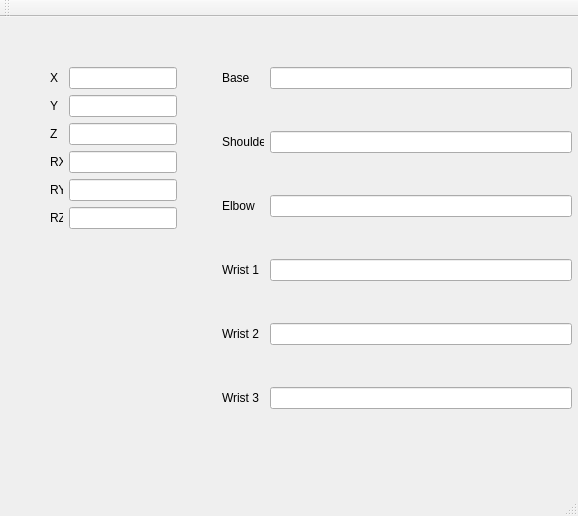
piokac/summerschoolUR3, file UR3CPP/mainwindow.ui: the form before one commit.
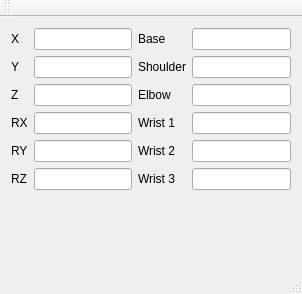
The form after the commit.

Diff of the .ui file:
```diff
--- a/UR3CPP/mainwindow.ui
+++ b/UR3CPP/mainwindow.ui
@@ -6,290 +6,162 @@
    <rect>
     <x>0</x>
     <y>0</y>
-    <width>578</width>
-    <height>516</height>
+    <width>302</width>
+    <height>294</height>
    </rect>
   </property>
   <property name="windowTitle">
    <string>MainWindow</string>
   </property>
   <widget class="QWidget" name="centralWidget">
-   <widget class="QLabel" name="label_6">
-    <property name="geometry">
-     <rect>
-      <x>222</x>
-      <y>370</y>
-      <width>42</width>
-      <height>22</height>
-     </rect>
-    </property>
-    <property name="text">
-     <string>Wrist 3</string>
-    </property>
-   </widget>
-   <widget class="QLabel" name="label_11">
-    <property name="geometry">
-     <rect>
-      <x>50</x>
-      <y>190</y>
-      <width>13</width>
-      <height>22</height>
-     </rect>
-    </property>
-    <property name="text">
-     <string>RZ</string>
-    </property>
-   </widget>
-   <widget class="QLineEdit" name="lineEditX">
-    <property name="geometry">
-     <rect>
-      <x>69</x>
-      <y>50</y>
-      <width>108</width>
-      <height>22</height>
-     </rect>
-    </property>
-   </widget>
-   <widget class="QLineEdit" name="lineEditElbow">
-    <property name="geometry">
-     <rect>
-      <x>270</x>
-      <y>178</y>
-      <width>302</width>
-      <height>22</height>
-     </rect>
-    </property>
-   </widget>
-   <widget class="QLineEdit" name="lineEditWrist2">
-    <property name="geometry">
-     <rect>
-      <x>270</x>
-      <y>306</y>
-      <width>302</width>
-      <height>22</height>
-     </rect>
-    </property>
-   </widget>
-   <widget class="QLabel" name="label_9">
-    <property name="geometry">
-     <rect>
-      <x>50</x>
-      <y>106</y>
-      <width>13</width>
-      <height>22</height>
-     </rect>
-    </property>
-    <property name="text">
-     <string>Z</string>
-    </property>
-   </widget>
-   <widget class="QLineEdit" name="lineEditBase">
-    <property name="geometry">
-     <rect>
-      <x>270</x>
-      <y>50</y>
-      <width>302</width>
-      <height>22</height>
-     </rect>
-    </property>
-   </widget>
-   <widget class="QLabel" name="label_4">
-    <property name="geometry">
-     <rect>
-      <x>222</x>
-      <y>242</y>
-      <width>42</width>
-      <height>22</height>
-     </rect>
-    </property>
-    <property name="text">
-     <string>Wrist 1</string>
-    </property>
-   </widget>
-   <widget class="QLabel" name="label">
-    <property name="geometry">
-     <rect>
-      <x>222</x>
-      <y>50</y>
-      <width>42</width>
-      <height>22</height>
-     </rect>
-    </property>
-    <property name="text">
-     <string>Base</string>
-    </property>
-   </widget>
-   <widget class="QLineEdit" name="lineEditY">
-    <property name="geometry">
-     <rect>
-      <x>69</x>
-      <y>78</y>
-      <width>108</width>
-      <height>22</height>
-     </rect>
-    </property>
-   </widget>
-   <widget class="QLabel" name="label_8">
-    <property name="geometry">
-     <rect>
-      <x>50</x>
-      <y>78</y>
-      <width>13</width>
-      <height>22</height>
-     </rect>
-    </property>
-    <property name="text">
-     <string>Y</string>
-    </property>
-   </widget>
-   <widget class="QLineEdit" name="lineEditWrist3">
-    <property name="geometry">
-     <rect>
-      <x>270</x>
-      <y>370</y>
-      <width>302</width>
-      <height>22</height>
-     </rect>
-    </property>
-   </widget>
-   <widget class="QLineEdit" name="lineEditRX">
-    <property name="geometry">
-     <rect>
-      <x>69</x>
-      <y>134</y>
-      <width>108</width>
-      <height>22</height>
-     </rect>
-    </property>
-   </widget>
-   <widget class="QLineEdit" name="lineEditZ">
-    <property name="geometry">
-     <rect>
-      <x>69</x>
-      <y>106</y>
-      <width>108</width>
-      <height>22</height>
-     </rect>
-    </property>
-   </widget>
-   <widget class="QLabel" name="label_2">
-    <property name="geometry">
-     <rect>
-      <x>222</x>
-      <y>114</y>
-      <width>42</width>
-      <height>22</height>
-     </rect>
-    </property>
-    <property name="text">
-     <string>Shoulder</string>
-    </property>
-   </widget>
-   <widget class="QLineEdit" name="lineEditRZ">
-    <property name="geometry">
-     <rect>
-      <x>69</x>
-      <y>190</y>
-      <width>108</width>
-      <height>22</height>
-     </rect>
-    </property>
-   </widget>
-   <widget class="QLineEdit" name="lineEditWrist1">
-    <property name="geometry">
-     <rect>
-      <x>270</x>
-      <y>242</y>
-      <width>302</width>
-      <height>22</height>
-     </rect>
-    </property>
-   </widget>
-   <widget class="QLabel" name="label_10">
-    <property name="geometry">
-     <rect>
-      <x>50</x>
-      <y>134</y>
-      <width>13</width>
-      <height>22</height>
-     </rect>
-    </property>
-    <property name="text">
-     <string>RX</string>
-    </property>
-   </widget>
-   <widget class="QLabel" name="label_5">
-    <property name="geometry">
-     <rect>
-      <x>222</x>
-      <y>306</y>
-      <width>42</width>
-      <height>22</height>
-     </rect>
-    </property>
-    <property name="text">
-     <string>Wrist 2</string>
-    </property>
-   </widget>
-   <widget class="QLineEdit" name="lineEditShoulder">
-    <property name="geometry">
-     <rect>
-      <x>270</x>
-      <y>114</y>
-      <width>302</width>
-      <height>22</height>
-     </rect>
-    </property>
-   </widget>
-   <widget class="QLineEdit" name="lineEditRY">
-    <property name="geometry">
-     <rect>
-      <x>69</x>
-      <y>162</y>
-      <width>108</width>
-      <height>22</height>
-     </rect>
-    </property>
-   </widget>
-   <widget class="QLabel" name="label_12">
-    <property name="geometry">
-     <rect>
-      <x>50</x>
-      <y>162</y>
-      <width>13</width>
-      <height>22</height>
-     </rect>
-    </property>
-    <property name="text">
-     <string>RY</string>
-    </property>
-   </widget>
-   <widget class="QLabel" name="label_3">
-    <property name="geometry">
-     <rect>
-      <x>222</x>
-      <y>178</y>
-      <width>42</width>
-      <height>22</height>
-     </rect>
-    </property>
-    <property name="text">
-     <string>Elbow</string>
-    </property>
-   </widget>
-   <widget class="QLabel" name="label_7">
-    <property name="geometry">
-     <rect>
-      <x>50</x>
-      <y>50</y>
-      <width>13</width>
-      <height>22</height>
-     </rect>
-    </property>
-    <property name="text">
-     <string>X</string>
-    </property>
-   </widget>
+   <layout class="QGridLayout" name="gridLayout">
+    <item row="0" column="0">
+     <widget class="QLabel" name="label_7">
+      <property name="text">
+       <string>X</string>
+      </property>
+     </widget>
+    </item>
+    <item row="0" column="1">
+     <widget class="QLineEdit" name="lineEditX"/>
+    </item>
+    <item row="0" column="2">
+     <widget class="QLabel" name="label">
+      <property name="text">
+       <string>Base</string>
+      </property>
+     </widget>
+    </item>
+    <item row="0" column="3">
+     <widget class="QLineEdit" name="lineEditBase"/>
+    </item>
+    <item row="1" column="0">
+     <widget class="QLabel" name="label_8">
+      <property name="text">
+       <string>Y</string>
+      </property>
+     </widget>
+    </item>
+    <item row="1" column="1">
+     <widget class="QLineEdit" name="lineEditY"/>
+    </item>
+    <item row="2" column="0">
+     <widget class="QLabel" name="label_9">
+      <property name="text">
+       <string>Z</string>
+      </property>
+     </widget>
+    </item>
+    <item row="2" column="1">
+     <widget class="QLineEdit" name="lineEditZ"/>
+    </item>
+    <item row="3" column="0">
+     <widget class="QLabel" name="label_10">
+      <property name="text">
+       <string>RX</string>
+      </property>
+     </widget>
+    </item>
+    <item row="3" column="1">
+     <widget class="QLineEdit" name="lineEditRX"/>
+    </item>
+    <item row="4" column="0">
+     <widget class="QLabel" name="label_12">
+      <property name="text">
+       <string>RY</string>
+      </property>
+     </widget>
+    </item>
+    <item row="4" column="1">
+     <widget class="QLineEdit" name="lineEditRY"/>
+    </item>
+    <item row="5" column="0">
+     <widget class="QLabel" name="label_11">
+      <property name="text">
+       <string>RZ</string>
+      </property>
+     </widget>
+    </item>
+    <item row="5" column="1">
+     <widget class="QLineEdit" name="lineEditRZ"/>
+    </item>
+    <item row="1" column="2">
+     <widget class="QLabel" name="label_2">
+      <property name="text">
+       <string>Shoulder</string>
+      </property>
+     </widget>
+    </item>
+    <item row="1" column="3">
+     <widget class="QLineEdit" name="lineEditShoulder"/>
+    </item>
+    <item row="2" column="2">
+     <widget class="QLabel" name="label_3">
+      <property name="text">
+       <string>Elbow</string>
+      </property>
+     </widget>
+    </item>
+    <item row="2" column="3">
+     <widget class="QLineEdit" name="lineEditElbow"/>
+    </item>
+    <item row="3" column="2">
+     <widget class="QLabel" name="label_4">
+      <property name="text">
+       <string>Wrist 1</string>
+      </property>
+     </widget>
+    </item>
+    <item row="3" column="3">
+     <widget class="QLineEdit" name="lineEditWrist1"/>
+    </item>
+    <item row="4" column="2">
+     <widget class="QLabel" name="label_5">
+      <property name="text">
+       <string>Wrist 2</string>
+      </property>
+     </widget>
+    </item>
+    <item row="4" column="3">
+     <widget class="QLineEdit" name="lineEditWrist2"/>
+    </item>
+    <item row="5" column="2">
+     <widget class="QLabel" name="label_6">
+      <property name="text">
+       <string>Wrist 3</string>
+      </property>
+     </widget>
+    </item>
+    <item row="5" column="3">
+     <widget class="QLineEdit" name="lineEditWrist3"/>
+    </item>
+    <item row="6" column="1">
+     <spacer name="verticalSpacer">
+      <property name="orientation">
+       <enum>Qt::Vertical</enum>
+      </property>
+      <property name="sizeHint" stdset="0">
+       <size>
+        <width>20</width>
+        <height>40</height>
+       </size>
+      </property>
+     </spacer>
+    </item>
+    <item row="6" column="3">
+     <spacer name="verticalSpacer_2">
+      <property name="orientation">
+       <enum>Qt::Vertical</enum>
+      </property>
+      <property name="sizeHint" stdset="0">
+       <size>
+        <width>20</width>
+        <height>40</height>
+       </size>
+      </property>
+     </spacer>
+    </item>
+   </layout>
   </widget>
   <widget class="QMenuBar" name="menuBar">
    <property name="geometry">
```
Left out of the diff: 4 changed lines with no effect on the pictures.
